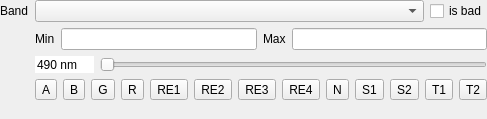
Above: enmapbox/coreapps/rasterlayerstylingapp/rasterlayerstylingbandwidget.ui from EnMAP-Box/enmap-box before the change. Below: the same form after it.
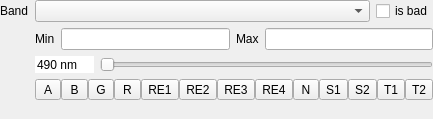
That is the form after the change. Custom widgets are drawn as their Qt base class.

Commit message: reduced spacing between band region buttons

```diff
--- a/enmapbox/coreapps/rasterlayerstylingapp/rasterlayerstylingbandwidget.ui
+++ b/enmapbox/coreapps/rasterlayerstylingapp/rasterlayerstylingbandwidget.ui
@@ -37,6 +37,9 @@
      </item>
      <item row="4" column="1">
       <layout class="QHBoxLayout" name="horizontalLayout_3">
+       <property name="spacing">
+        <number>0</number>
+       </property>
        <item>
         <widget class="QToolButton" name="mWavebandA">
          <property name="sizePolicy">
```
